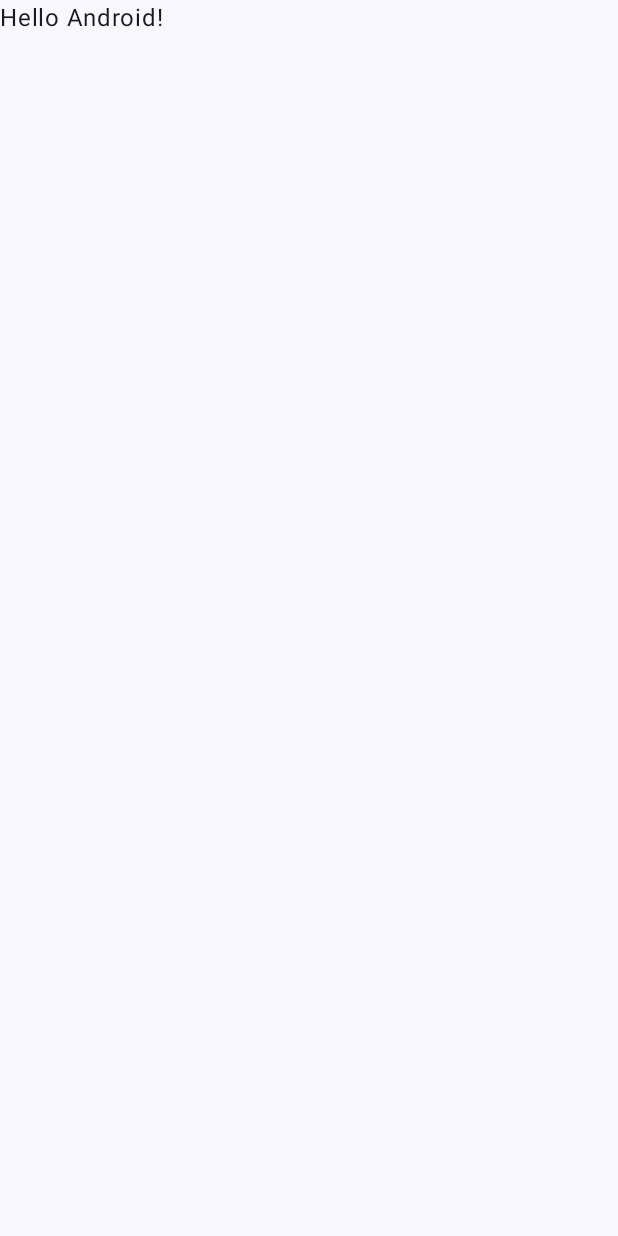
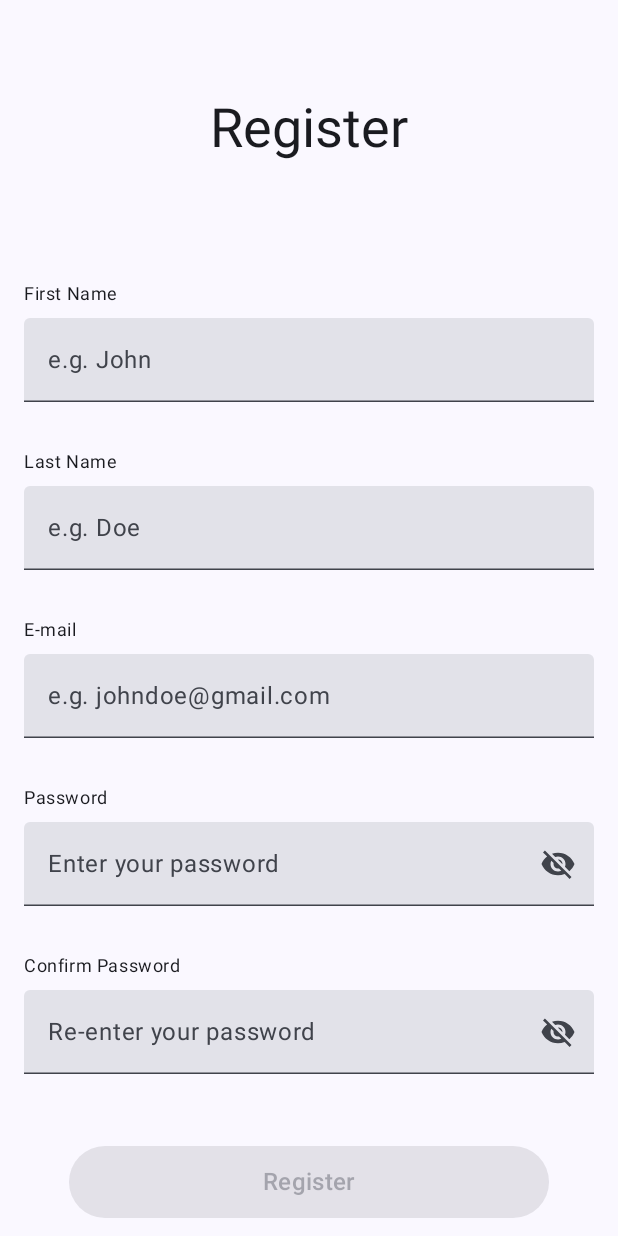
Before and after one commit to bersih-in/mobile-app, an Android app built with Jetpack Compose: the screen it shows after launch (MainActivity), on a phone screen of 412 x 824 dp. Before the commit the screen is almost empty. Run offline under Robolectric (Android 15) with nearby library versions, the phone set to English and light mode, and no system bars.

Commit message:
feat: create register page with its components

```diff
--- a/app/src/main/java/com/bersihin/mobileapp/MainActivity.kt
+++ b/app/src/main/java/com/bersihin/mobileapp/MainActivity.kt
@@ -6,10 +6,9 @@ import androidx.activity.compose.setContent
 import androidx.compose.foundation.layout.fillMaxSize
 import androidx.compose.material3.MaterialTheme
 import androidx.compose.material3.Surface
-import androidx.compose.material3.Text
 import androidx.compose.runtime.Composable
 import androidx.compose.ui.Modifier
-import androidx.compose.ui.tooling.preview.Preview
+import com.bersihin.mobileapp.ui.pages.register.RegisterScreen
 import com.bersihin.mobileapp.ui.theme.BersihinTheme
 
 class MainActivity : ComponentActivity() {
@@ -17,12 +16,11 @@ class MainActivity : ComponentActivity() {
         super.onCreate(savedInstanceState)
         setContent {
             BersihinTheme {
-                // A surface container using the 'background' color from the theme
                 Surface(
                     modifier = Modifier.fillMaxSize(),
                     color = MaterialTheme.colorScheme.background
                 ) {
-                    Greeting("Android")
+                    App()
                 }
             }
         }
@@ -30,17 +28,6 @@ class MainActivity : ComponentActivity() {
 }
 
 @Composable
-fun Greeting(name: String, modifier: Modifier = Modifier) {
-    Text(
-        text = "Hello $name!",
-        modifier = modifier
-    )
+fun App() {
+    RegisterScreen()
 }
-
-@Preview(showBackground = true)
-@Composable
-fun GreetingPreview() {
-    BersihinTheme {
-        Greeting("Android")
-    }
-}
--- /dev/null
+++ b/app/src/main/java/com/bersihin/mobileapp/ui/common/State.kt
@@ -0,0 +1,7 @@
+package com.bersihin.mobileapp.ui.common
+
+sealed class State<out T : Any?> {
+    object Loading : State<Nothing>()
+    data class Success<out T : Any>(val data: T) : State<T>()
+    data class Error(val errorMessage: String) : State<Nothing>()
+}
--- /dev/null
+++ b/app/src/main/java/com/bersihin/mobileapp/ui/components/FormField.kt
@@ -0,0 +1,127 @@
+package com.bersihin.mobileapp.ui.components
+
+import androidx.compose.foundation.layout.Column
+import androidx.compose.foundation.layout.Spacer
+import androidx.compose.foundation.layout.fillMaxWidth
+import androidx.compose.foundation.layout.height
+import androidx.compose.foundation.layout.padding
+import androidx.compose.material.icons.Icons
+import androidx.compose.material.icons.filled.Visibility
+import androidx.compose.material.icons.filled.VisibilityOff
+import androidx.compose.material3.Icon
+import androidx.compose.material3.IconButton
+import androidx.compose.material3.MaterialTheme
+import androidx.compose.material3.Text
+import androidx.compose.material3.TextField
+import androidx.compose.runtime.Composable
+import androidx.compose.runtime.getValue
+import androidx.compose.runtime.mutableStateOf
+import androidx.compose.runtime.saveable.rememberSaveable
+import androidx.compose.runtime.setValue
+import androidx.compose.ui.Modifier
+import androidx.compose.ui.res.stringResource
+import androidx.compose.ui.text.font.FontWeight
+import androidx.compose.ui.text.input.PasswordVisualTransformation
+import androidx.compose.ui.text.input.VisualTransformation
+import androidx.compose.ui.tooling.preview.Preview
+import androidx.compose.ui.unit.dp
+import com.bersihin.mobileapp.R
+import com.bersihin.mobileapp.ui.theme.BersihinTheme
+
+data class FormFieldProps(
+    val labelId: Int,
+    val value: Any,
+    val placeholderId: Int,
+    val validator: (Any) -> Boolean,
+    val onValueChanged: (Any) -> Unit,
+    val errorMessageId: Int,
+    val isPassword: Boolean = false,
+    val isPasswordVisible: Boolean = false,
+    val onPasswordToggle: () -> Unit = {}
+)
+
+@Composable
+fun FormField(
+    props: FormFieldProps
+) {
+    var isError by rememberSaveable { mutableStateOf(false) }
+
+    val visualTransformation = if (props.isPassword && !props.isPasswordVisible) {
+        PasswordVisualTransformation()
+    } else {
+        VisualTransformation.None
+    }
+
+    Column(
+        modifier = Modifier
+            .fillMaxWidth()
+            .padding(16.dp)
+    ) {
+        Text(
+            text = stringResource(id = props.labelId),
+            style = MaterialTheme.typography.bodySmall
+        )
+
+        Spacer(
+            modifier = Modifier.height(8.dp)
+        )
+
+        TextField(
+            modifier = Modifier.fillMaxWidth(),
+            value = props.value.toString(),
+            onValueChange = {
+                props.onValueChanged(it)
+                isError = !props.validator(it)
+            },
+            isError = isError, placeholder =
+            { Text(text = stringResource(id = props.placeholderId)) },
+            singleLine = true,
+            visualTransformation = visualTransformation,
+            trailingIcon = {
+                if (props.isPassword) {
+                    val icon =
+                        if (props.isPasswordVisible) {
+                            Icons.Filled.Visibility
+                        } else {
+                            Icons.Filled.VisibilityOff
+                        }
+
+                    IconButton(onClick = props.onPasswordToggle) {
+                        Icon(
+                            imageVector = icon,
+                            contentDescription = null
+                        )
+                    }
+                }
+            }
+        )
+
+        if (isError) {
+            Text(
+                text = stringResource(id = props.errorMessageId),
+                color = MaterialTheme.colorScheme.error,
+                style = MaterialTheme.typography.bodySmall.copy(
+                    fontWeight = FontWeight.Bold
+                ),
+                modifier = Modifier.padding(start = 8.dp, top = 8.dp)
+            )
+        }
+    }
+}
+
+@Composable
+@Preview(showBackground = true)
+fun FormFieldPreview() {
+    BersihinTheme {
+        FormField(
+            props = FormFieldProps(
+                labelId = R.string.first_name,
+                value = "",
+                placeholderId = R.string.first_name_placeholder,
+                validator = { it is String },
+                onValueChanged = { },
+                errorMessageId = R.string.first_name_invalid
+            )
+        )
+    }
+}
--- /dev/null
+++ b/app/src/main/java/com/bersihin/mobileapp/ui/pages/register/RegisterScreen.kt
@@ -0,0 +1,156 @@
+package com.bersihin.mobileapp.ui.pages.register
+
+import android.util.Log
+import androidx.compose.foundation.layout.Column
+import androidx.compose.foundation.layout.fillMaxWidth
+import androidx.compose.foundation.layout.height
+import androidx.compose.foundation.layout.padding
+import androidx.compose.foundation.layout.width
+import androidx.compose.foundation.rememberScrollState
+import androidx.compose.foundation.verticalScroll
+import androidx.compose.material3.Button
+import androidx.compose.material3.MaterialTheme
+import androidx.compose.material3.Text
+import androidx.compose.runtime.Composable
+import androidx.compose.runtime.getValue
+import androidx.compose.runtime.mutableStateOf
+import androidx.compose.runtime.saveable.rememberSaveable
+import androidx.compose.runtime.setValue
+import androidx.compose.ui.Alignment
+import androidx.compose.ui.Modifier
+import androidx.compose.ui.res.stringResource
+import androidx.compose.ui.tooling.preview.Preview
+import androidx.compose.ui.unit.dp
+import com.bersihin.mobileapp.R
+import com.bersihin.mobileapp.ui.components.FormField
+import com.bersihin.mobileapp.ui.components.FormFieldProps
+import com.bersihin.mobileapp.ui.theme.BersihinTheme
+import com.bersihin.mobileapp.utils.FormFieldValidator
+
+@Composable
+fun RegisterScreen() {
+    var firstName by rememberSaveable { mutableStateOf("") }
+    var lastName by rememberSaveable { mutableStateOf("") }
+    var email by rememberSaveable { mutableStateOf("") }
+    var password by rememberSaveable { mutableStateOf("") }
+    var confirmPassword by rememberSaveable { mutableStateOf("") }
+    var passwordVisible by rememberSaveable { mutableStateOf(false) }
+    var confirmPasswordVisible by rememberSaveable { mutableStateOf(false) }
+
+    var isAllValid by rememberSaveable { mutableStateOf(false) }
+    val validator = FormFieldValidator
+
+    fun updateValid() {
+        isAllValid = validator.validateName(firstName)
+                && validator.validateName(lastName)
+                && validator.validateEmail(email)
+                && validator.validatePassword(password)
+                && validator.validateConfirmPassword(confirmPassword, password)
+    }
+
+
+    val props: List<FormFieldProps> = listOf(
+        FormFieldProps(
+            labelId = R.string.first_name,
+            value = firstName,
+            placeholderId = R.string.first_name_placeholder,
+            validator = { validator.validateName(it as String) },
+            onValueChanged = {
+                firstName = it as String
+                updateValid()
+            },
+            errorMessageId = R.string.first_name_invalid
+        ),
+        FormFieldProps(
+            labelId = R.string.last_name,
+            value = lastName,
+            placeholderId = R.string.last_name_placeholder,
+            validator = { validator.validateName(it as String) },
+            onValueChanged = {
+                lastName = it as String
+                updateValid()
+            },
+            errorMessageId = R.string.last_name_invalid
+        ),
+        FormFieldProps(
+            labelId = R.string.email,
+            value = email,
+            placeholderId = R.string.email_placeholder,
+            validator = { validator.validateEmail(it as String) },
+            onValueChanged = {
+                email = it as String
+                updateValid()
+            },
+            errorMessageId = R.string.email_invalid
+        ),
+        FormFieldProps(
+            labelId = R.string.password,
+            value = password,
+            placeholderId = R.string.password_placeholder,
+            validator = { validator.validatePassword(it as String) },
+            onValueChanged = {
+                password = it as String
+                updateValid()
+            },
+            isPassword = true,
+            isPasswordVisible = passwordVisible,
+            onPasswordToggle = { passwordVisible = !passwordVisible },
+            errorMessageId = R.string.password_invalid
+        ),
+        FormFieldProps(
+            labelId = R.string.confirm_password,
+            value = confirmPassword,
+            placeholderId = R.string.confirm_password_placeholder,
+            validator = { validator.validateConfirmPassword(it as String, password) },
+            onValueChanged = {
+                confirmPassword = it as String
+                Log.i("RegisterPage", "createProps: $confirmPassword")
+                updateValid()
+            },
+            isPassword = true,
+            isPasswordVisible = confirmPasswordVisible,
+            onPasswordToggle = { confirmPasswordVisible = !confirmPasswordVisible },
+            errorMessageId = R.string.confirm_password_invalid
+        )
+    )
+
+    Column(
+        modifier = Modifier
+            .verticalScroll(rememberScrollState())
+            .fillMaxWidth()
+            .padding(bottom = 64.dp),
+        horizontalAlignment = Alignment.CenterHorizontally
+    ) {
+        Text(
+            modifier = Modifier.padding(vertical = 64.dp),
+            text = stringResource(id = R.string.register),
+            style = MaterialTheme.typography.displaySmall
+        )
+
+        props.forEach { prop ->
+            FormField(props = prop)
+        }
+
+        Button(
+            modifier = Modifier
+                .width(320.dp)
+                .height(80.dp)
+                .padding(top = 32.dp),
+            onClick = { /*TODO: register user*/ },
+            enabled = isAllValid
+        ) {
+            Text(
+                text = stringResource(id = R.string.register),
+                style = MaterialTheme.typography.titleMedium
+            )
+        }
+    }
+}
+
+@Composable
+@Preview(showBackground = true)
+fun RegisterScreenPreview() {
+    BersihinTheme {
+        RegisterScreen()
+    }
+}
--- /dev/null
+++ b/app/src/main/java/com/bersihin/mobileapp/utils/FormFieldValidator.kt
@@ -0,0 +1,20 @@
+package com.bersihin.mobileapp.utils
+
+import android.util.Patterns
+
+object FormFieldValidator {
+    fun validateName(name: String): Boolean = name.isNotEmpty()
+
+    fun validateEmail(email: String): Boolean =
+        email.isNotEmpty() && Patterns.EMAIL_ADDRESS.matcher(email).matches()
+
+    fun validatePassword(password: String): Boolean {
+        val minLength = 8
+        val hasAlphanumeric = password.any { it.isLetterOrDigit() }
+
+        return password.length >= minLength && hasAlphanumeric
+    }
+
+    fun validateConfirmPassword(confirmPassword: String, password: String): Boolean =
+        password == confirmPassword
+}
--- a/app/src/main/res/values/strings.xml
+++ b/app/src/main/res/values/strings.xml
@@ -1,3 +1,26 @@
 <resources>
     <string name="app_name">bersih.in</string>
+
+    <!-- nouns -->
+    <string name="register">Register</string>
+
+    <!-- form-related -->
+    <string name="first_name">First Name</string>
+    <string name="last_name">Last Name</string>
+    <string name="email">E-mail</string>
+    <string name="password">Password</string>
+    <string name="confirm_password">Confirm Password</string>
+
+    <string name="first_name_placeholder">e.g. John</string>
+    <string name="last_name_placeholder">e.g. Doe</string>
+    <string name="email_placeholder">e.g. johndoe@gmail.com</string>
+    <string name="password_placeholder">Enter your password</string>
+    <string name="confirm_password_placeholder">Re-enter your password</string>
+
+    <string name="first_name_invalid">First name must not be empty!</string>
+    <string name="last_name_invalid">Last name must not be empty!</string>
+    <string name="email_invalid">E-mail must be in a valid format!</string>
+    <string name="password_invalid">Password must contain at least 8 characters and 1 alphabet!</string>
+    <string name="confirm_password_invalid">Passwords do not match!</string>
+    <!--    -->
 </resources>
```
Also changed, not shown: app/build.gradle.kts (+10 -1 lines).
